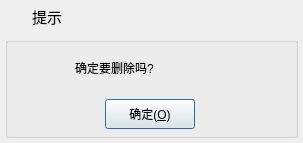
This is serials/frmmessagebox.ui in h167297/serials as Qt 5 draws it before an edit. The edited form follows.
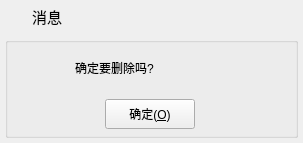
This is the edited form. Icons and pictures are not drawn.

```diff
--- a/serials/frmmessagebox.ui
+++ b/serials/frmmessagebox.ui
@@ -106,7 +106,7 @@
          <string notr="true"/>
         </property>
         <property name="text">
-         <string>提示</string>
+         <string>消息</string>
         </property>
         <property name="alignment">
          <set>Qt::AlignLeading|Qt::AlignLeft|Qt::AlignVCenter</set>
@@ -257,7 +257,7 @@
              <cursorShape>PointingHandCursor</cursorShape>
             </property>
             <property name="focusPolicy">
-             <enum>Qt::StrongFocus</enum>
+             <enum>Qt::NoFocus</enum>
             </property>
             <property name="styleSheet">
              <string notr="true"/>
```
